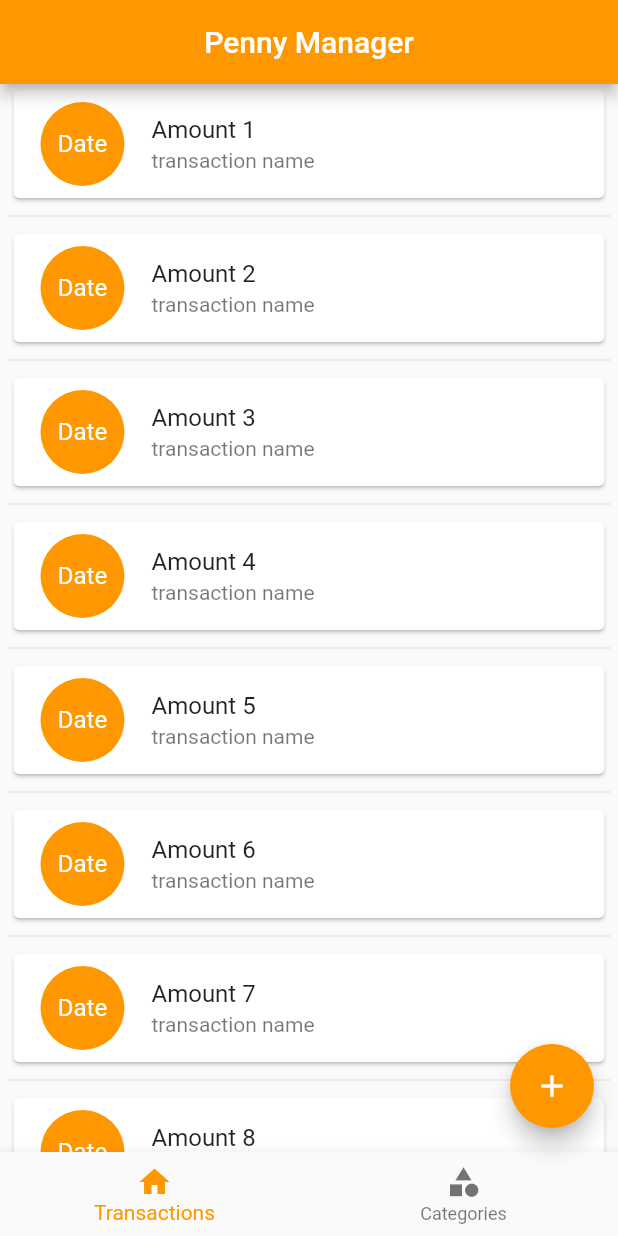
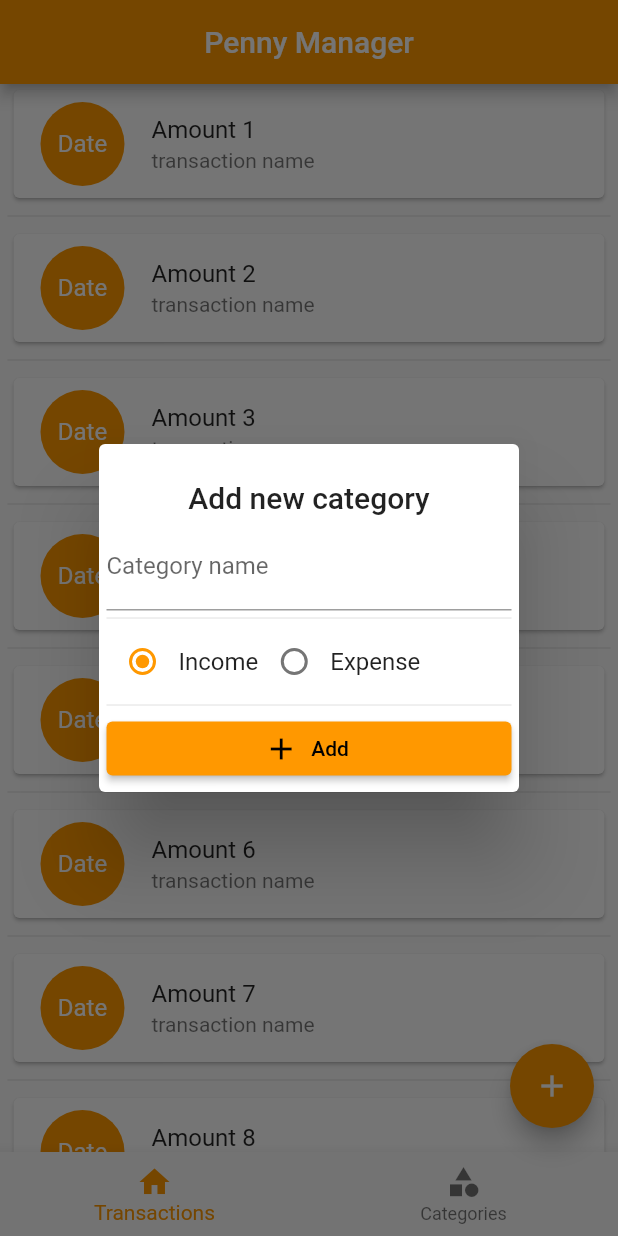
Before and after one commit to ROSHANSEBASTIAN/penny-manager, a Flutter app: the screen it shows after launch, after a tap on the "add" icon, on a phone screen of 412 x 824 dp. Run offline on Flutter 3.47's test engine with Material 2 defaults, Android fonts, the phone set to English and light mode, and no system bars; our stand-ins replace hive_flutter; accounts and stored records are empty.

Commit message:
Working on category add, delete

```diff
--- a/lib/db/category/category_db.dart
+++ b/lib/db/category/category_db.dart
@@ -1,10 +1,82 @@
+import 'package:flutter/foundation.dart';
+import 'package:hive_flutter/hive_flutter.dart';
+
 import '../../model/category_model.dart';
 
 abstract class CategoryDBFunctions {
+  Future<List<CategoryModel>> getCategories();
   Future<void> addCategoryToDB(CategoryModel newCategory);
 }
 
+const String CATEGORY_DB_NAME = "category_db";
+
+ValueNotifier<List<CategoryModel>> incomeListNotifier = ValueNotifier([]);
+ValueNotifier<List<CategoryModel>> expenseListNotifier = ValueNotifier([]);
+
 class CategoryDB implements CategoryDBFunctions {
+  CategoryDB._internal(); // This is another way of creating constructors in dart. Named construcotr
+
+  static CategoryDB instance = CategoryDB._internal();
+
+  factory CategoryDB() {
+    return instance;
+  }
+
   @override
-  Future<void> addCategoryToDB(CategoryModel newCategory) async {}
+  Future<void> addCategoryToDB(CategoryModel newCategory) async {
+    print("New category, ID: ${newCategory.id}, NAME: ${newCategory.name}");
+    final _categoryDB = await Hive.openBox<CategoryModel>(CATEGORY_DB_NAME);
+    _categoryDB.put(newCategory.id, newCategory);
+
+    if (newCategory.type == CategoryType.expense) {
+      expenseListNotifier.value.add(newCategory);
+      expenseListNotifier.notifyListeners();
+    } else {
+      incomeListNotifier.value.add(newCategory);
+      incomeListNotifier.notifyListeners();
+    }
+  }
+
+  @override
+  Future<List<CategoryModel>> getCategories() async {
+    final _categoryDB = await Hive.openBox<CategoryModel>(CATEGORY_DB_NAME);
+    return _categoryDB.values.toList();
+  }
+
+  Future<void> refreshCategroryListNotifiers() async {
+    final _allCategories = await getCategories();
+    expenseListNotifier.value.clear();
+    incomeListNotifier.value.clear();
+
+    Future.forEach(
+      _allCategories,
+      (CategoryModel category) => {
+        if (category.type == CategoryType.expense)
+          {
+            expenseListNotifier.value.add(category),
+          }
+        else
+          {
+            incomeListNotifier.value.add(category),
+          }
+      },
+    );
+
+    incomeListNotifier.notifyListeners();
+    expenseListNotifier.notifyListeners();
+  }
+
+  Future<void> deleteCategory(CategoryModel selCategory) async {
+    // final _categoryDB = await Hive.openBox<CategoryModel>(CATEGORY_DB_NAME);
+    // _categoryDB.delete(selCategory.id);
+    // if (selCategory.type == CategoryType.expense) {
+    //   expenseListNotifier.value
+    //       .removeWhere((element) => element.id == selCategory.id);
+    //   expenseListNotifier.notifyListeners();
+    // } else {
+    //   incomeListNotifier.value
+    //       .removeWhere((element) => element.id == selCategory.id);
+    //   incomeListNotifier.notifyListeners();
+    // }
+  }
 }
--- a/lib/model/category_model.dart
+++ b/lib/model/category_model.dart
@@ -22,7 +22,11 @@ class CategoryModel {
   @HiveField(2)
   bool isDeleted;
 
+  @HiveField(3)
+  String id;
+
   CategoryModel({
+    required this.id,
     required this.name,
     required this.type,
     this.isDeleted = false,
--- a/lib/screens/home/home_tabs_screen.dart
+++ b/lib/screens/home/home_tabs_screen.dart
@@ -1,4 +1,5 @@
 import 'package:flutter/material.dart';
+import 'package:penny_manager/widgets/molecules/category/category_add_popup.dart';
 
 import '../../widgets/molecules/home/categories_fragment.dart';
 import '../../widgets/molecules/home/transactions_fragment.dart';
@@ -30,7 +31,7 @@ class HomeTabsScreen extends StatelessWidget {
         },
       ),
       floatingActionButton: FloatingActionButton(
-        onPressed: () => onFABPressed(),
+        onPressed: () => onFABPressed(context),
         child: const Icon(
           Icons.add,
           color: Colors.white,
@@ -40,7 +41,12 @@ class HomeTabsScreen extends StatelessWidget {
     );
   }
 
-  void onFABPressed() {
+  void onFABPressed(BuildContext context) {
     print("onFABPressed called");
+    if (homeTabIndexNotifier.value == 0) {
+      showCategoryAddPopup(context);
+    } else {
+      showCategoryAddPopup(context);
+    }
   }
 }
--- /dev/null
+++ b/lib/widgets/molecules/category/category_add_popup.dart
@@ -0,0 +1,94 @@
+import 'package:flutter/cupertino.dart';
+import 'package:flutter/material.dart';
+
+import '../../../db/category/category_db.dart';
+import '../../../model/category_model.dart';
+
+ValueNotifier<CategoryType> selectedCategory =
+    ValueNotifier(CategoryType.income);
+
+Future<void> showCategoryAddPopup(BuildContext context) async {
+  TextEditingController _nameController = TextEditingController();
+  showDialog(
+    context: context,
+    builder: (dialogContext) {
+      return SimpleDialog(
+        title: const Text(
+          "Add new category",
+          textAlign: TextAlign.center,
+        ),
+        contentPadding: const EdgeInsets.all(5.0),
+        children: [
+          TextFormField(
+            controller: _nameController,
+            decoration: const InputDecoration(
+              labelText: "Category name",
+            ),
+            keyboardType: TextInputType.name,
+          ),
+          const Divider(
+            height: 10,
+          ),
+          Row(
+            children: const [
+              RadioButton(title: "Income", type: CategoryType.income),
+              RadioButton(title: "Expense", type: CategoryType.expense),
+            ],
+          ),
+          const Divider(
+            height: 10,
+          ),
+          ElevatedButton.icon(
+              onPressed: () {
+                final _name = _nameController.text;
+                if (_name.isEmpty) {
+                  return;
+                }
+
+                addNewCategory(dialogContext, _name);
+              },
+              icon: const Icon(Icons.add),
+              label: const Text("Add"))
+        ],
+      );
+    },
+  );
+}
+
+Future<void> addNewCategory(BuildContext dialogContext, String name) async {
+  CategoryModel newCategory = CategoryModel(
+      name: name,
+      type: selectedCategory.value,
+      id: DateTime.now().millisecondsSinceEpoch.toString());
+  await CategoryDB().addCategoryToDB(newCategory);
+  Navigator.of(dialogContext).pop();
+}
+
+class RadioButton extends StatelessWidget {
+  final String title;
+  final CategoryType type;
+
+  const RadioButton({Key? key, required this.title, required this.type})
+      : super(key: key);
+
+  @override
+  Widget build(BuildContext context) {
+    return ValueListenableBuilder(
+        valueListenable: selectedCategory,
+        builder: (BuildContext context, CategoryType selectedType, Widget? _) {
+          return Row(
+            mainAxisAlignment: MainAxisAlignment.center,
+            crossAxisAlignment: CrossAxisAlignment.center,
+            children: [
+              Radio<CategoryType>(
+                value: type,
+                groupValue: selectedType,
+                onChanged: (updatedType) =>
+                    selectedCategory.value = updatedType!,
+              ),
+              Text(title),
+            ],
+          );
+        });
+  }
+}
```
Also changed, not shown: lib/widgets/molecules/category/expense_tab.dart (+12 -3 lines), lib/widgets/molecules/category/income_tab.dart (+16 -5 lines), lib/widgets/molecules/home/categories_fragment.dart (+11 -2 lines), lib/model/category_model.g.dart.
